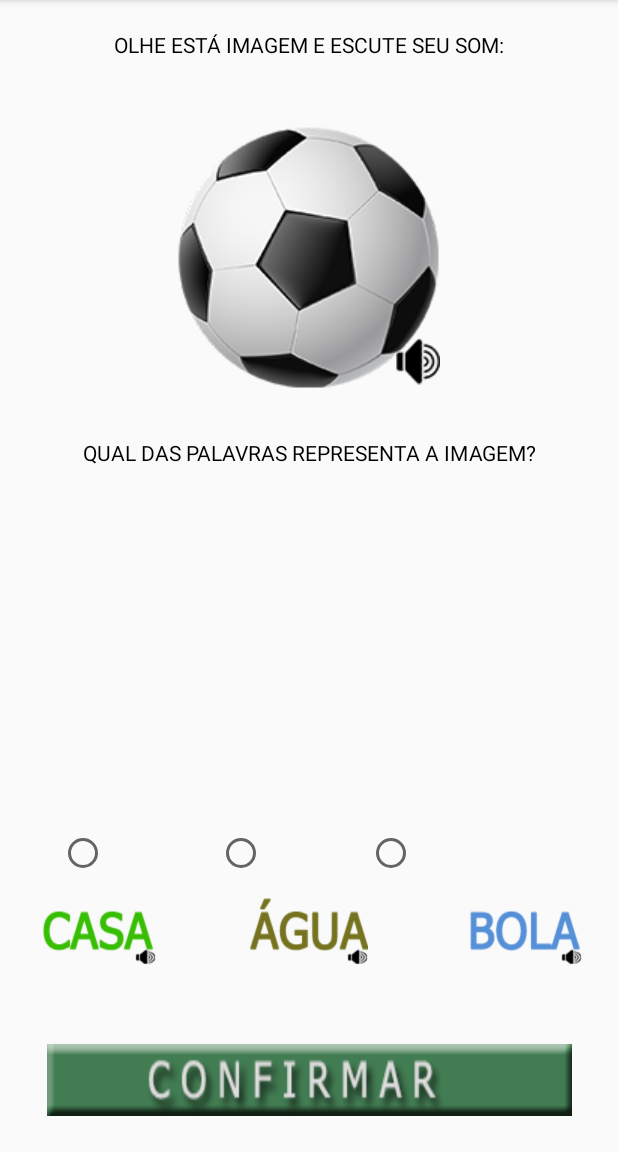
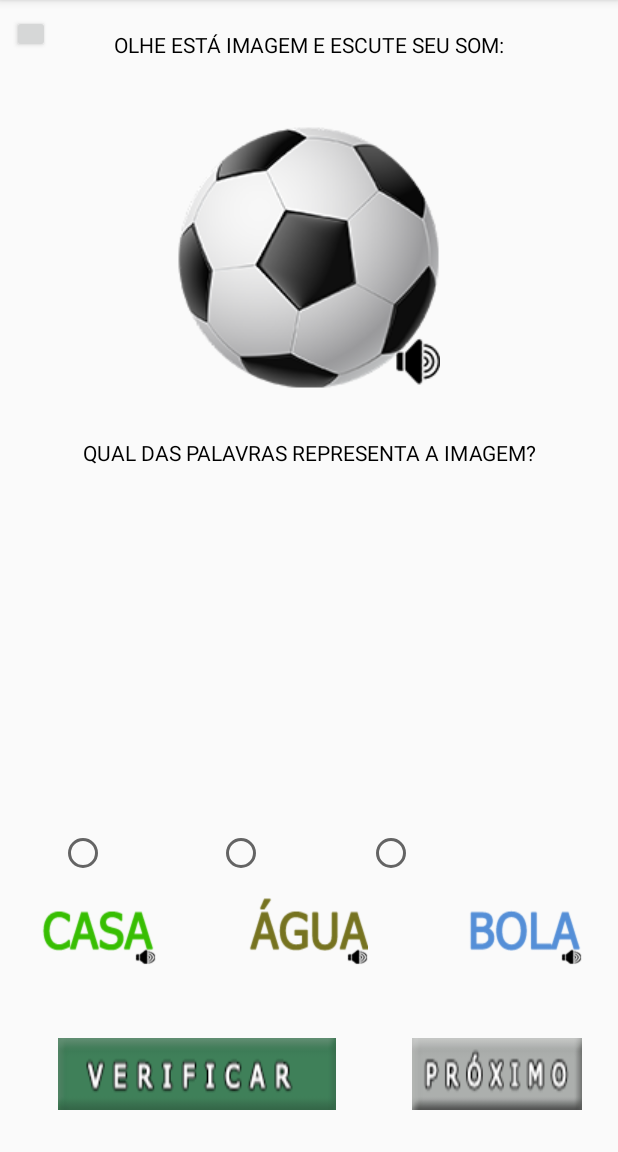
Before and after one commit to felipemiranda13/Vortan, an Android app: the EncontrarPalavraActivity screen opened directly, with no data from a screen before it, on a phone screen of 412 x 824 dp, the part 84-1236 px from its top. Run offline under Robolectric (Android 15) with nearby library versions, the phone set to English and light mode, and no system bars.

Commit message:
Alteracoes mais trabalhosas da reuniao feitas. novo botao proximo com back feito.

```diff
--- a/app/src/main/res/layout/activity_tipo_1.xml
+++ b/app/src/main/res/layout/activity_tipo_1.xml
@@ -127,10 +127,31 @@
         android:layout_marginLeft="8dp"
         android:layout_marginEnd="8dp"
         android:layout_marginRight="8dp"
-        android:layout_marginBottom="24dp"
-        android:background="@drawable/botao_confirmar"
+        android:layout_marginBottom="28dp"
+        android:background="@drawable/botao_verificar"
         app:layout_constraintBottom_toBottomOf="parent"
         app:layout_constraintEnd_toEndOf="parent"
+        app:layout_constraintHorizontal_bias="0.147"
         app:layout_constraintStart_toStartOf="parent" />
 
+    <Button
+        android:id="@+id/botaoVoltar"
+        android:layout_width="25dp"
+        android:layout_height="25dp"
+        android:layout_marginStart="8dp"
+        android:layout_marginLeft="8dp"
+        app:layout_constraintBaseline_toBaselineOf="@+id/texto1"
+        app:layout_constraintStart_toStartOf="parent" />
+
+    <Button
+        android:id="@+id/botaoProximo"
+        android:layout_width="wrap_content"
+        android:layout_height="wrap_content"
+        android:layout_marginEnd="24dp"
+        android:layout_marginRight="24dp"
+        android:layout_marginBottom="28dp"
+        android:background="@drawable/botao_proximo"
+        app:layout_constraintBottom_toBottomOf="parent"
+        app:layout_constraintEnd_toEndOf="parent" />
+
 </android.support.constraint.ConstraintLayout>
```
Also changed, not shown: app/src/main/java/com/example/vortan/EncontrarLetraActivity.java (+34 -39 lines), app/src/main/res/drawable/botao_proximo.png (added), app/src/main/res/drawable/botao_proximo_verde.png (added), app/src/main/res/drawable/botao_verificar.png (added), app/src/main/res/drawable/seta.png (added), 1 other file.
